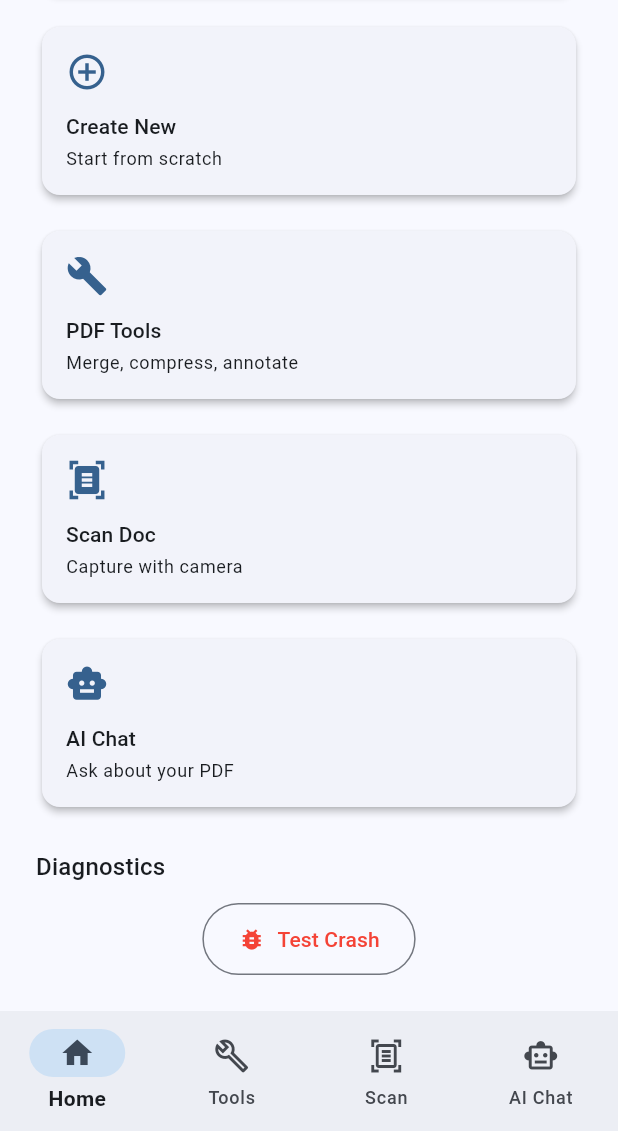
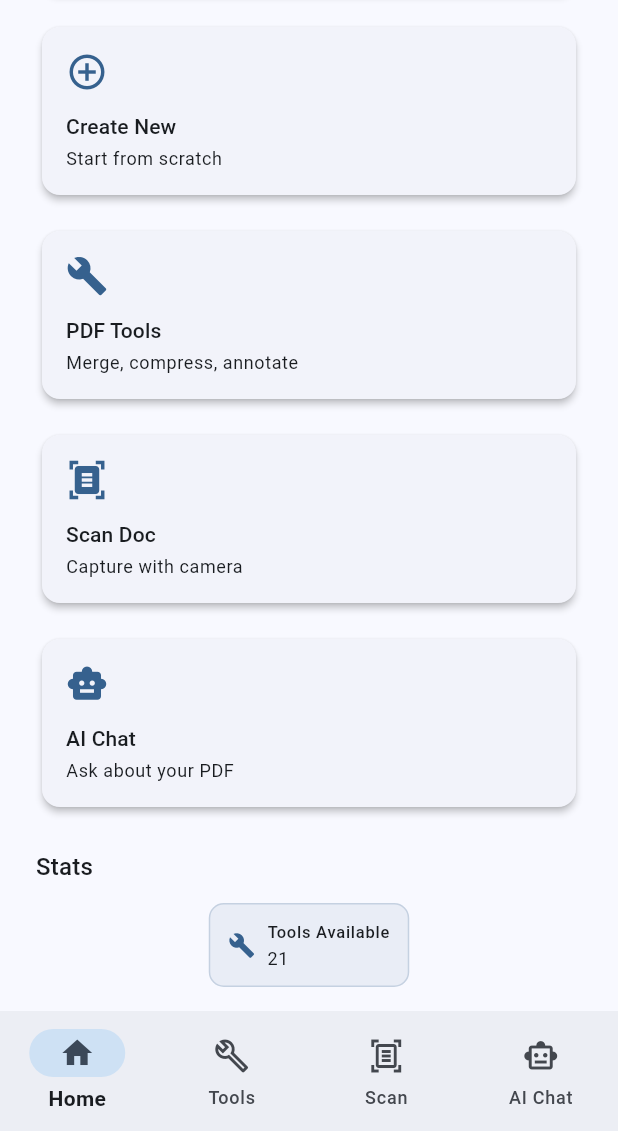
Before and after one commit to getkawai/pdf_editor, a Flutter app: the screen it shows after launch, scrolled down 376 dp, on a phone screen of 412 x 824 dp, the part 105-1236 px from its top. Run offline on Flutter 3.47's test engine with Material 3 defaults, Android fonts, the phone set to English and light mode, and no system bars; our stand-ins replace file_picker, firebase_analytics, firebase_core, firebase_crashlytics, permission_handler; missing offline and left inert: cactus, google_mlkit_document_scanner, google_mlkit_text_recognition, syncfusion_flutter_pdf, syncfusion_flutter_pdfviewer; accounts and stored records are empty; generated files the repository leaves out were written again.

Commit message:
Enhance HomeScreen with Tool Stats and Recent PDF Access
- Added a new statistics section to display the number of available tools and the last opened PDF file.
- Implemented an animated entry effect for improved user experience.
- Introduced a button to continue editing the last opened PDF, enhancing navigation and usability.
- Updated layout to adapt to tablet and mobile screen sizes.

This update improves the functionality and user interface of the HomeScreen, making it more informative and interactive.

```diff
--- a/lib/screens/home_screen.dart
+++ b/lib/screens/home_screen.dart
@@ -3,6 +3,7 @@ import 'package:file_picker/file_picker.dart';
 import 'pdf_viewer_screen.dart';
 import 'pdf_editor_screen.dart';
 import '../services/analytics_service.dart';
+import '../tools/tools_manager.dart';
 
 class HomeScreen extends StatefulWidget {
   const HomeScreen({super.key, this.onNavigateToTab});
@@ -16,6 +17,19 @@ class HomeScreen extends StatefulWidget {
 class _HomeScreenState extends State<HomeScreen> {
   String? _recentFilePath;
   final AnalyticsService _analytics = AnalyticsService();
+  final int _toolsCount = ToolsManager().getAllTools().length;
+  bool _animateIn = false;
+
+  @override
+  void initState() {
+    super.initState();
+    WidgetsBinding.instance.addPostFrameCallback((_) {
+      if (!mounted) return;
+      setState(() {
+        _animateIn = true;
+      });
+    });
+  }
 
   Future<void> _pickAndOpenPDF() async {
     try {
@@ -67,9 +81,25 @@ class _HomeScreenState extends State<HomeScreen> {
     );
   }
 
+  Future<void> _openRecentPdf() async {
+    if (_recentFilePath == null) return;
+    _analytics.logOpenPdf(source: 'recent');
+    if (!mounted) return;
+    Navigator.push(
+      context,
+      MaterialPageRoute(
+        builder: (context) => PdfViewerScreen(filePath: _recentFilePath!),
+      ),
+    );
+  }
+
   @override
   Widget build(BuildContext context) {
     final canNavigateTabs = widget.onNavigateToTab != null;
+    final width = MediaQuery.of(context).size.width;
+    final isTablet = width >= 600;
+    final horizontalPadding = isTablet ? 32.0 : 24.0;
+    final heroIconSize = isTablet ? 120.0 : 96.0;
 
     return Scaffold(
       appBar: AppBar(
@@ -83,21 +113,34 @@ class _HomeScreenState extends State<HomeScreen> {
         ],
       ),
       body: SafeArea(
-        child: Center(
-          child: SingleChildScrollView(
-            padding: const EdgeInsets.symmetric(horizontal: 24, vertical: 24),
-            child: Column(
+          child: Center(
+            child: SingleChildScrollView(
+            padding: EdgeInsets.symmetric(
+              horizontal: horizontalPadding,
+              vertical: 24,
+            ),
+            child: AnimatedOpacity(
+              duration: const Duration(milliseconds: 350),
+              curve: Curves.easeOut,
+              opacity: _animateIn ? 1 : 0,
+              child: AnimatedSlide(
+                duration: const Duration(milliseconds: 350),
+                curve: Curves.easeOut,
+                offset: _animateIn ? Offset.zero : const Offset(0, 0.02),
+                child: Column(
               mainAxisSize: MainAxisSize.min,
               children: [
                 Icon(
                   Icons.picture_as_pdf,
-                  size: 96,
+                  size: heroIconSize,
                   color: Theme.of(context).colorScheme.primary,
                 ),
                 const SizedBox(height: 20),
                 Text(
                   'PDF Editor',
-                  style: Theme.of(context).textTheme.headlineMedium,
+                  style: isTablet
+                      ? Theme.of(context).textTheme.headlineLarge
+                      : Theme.of(context).textTheme.headlineMedium,
                 ),
                 const SizedBox(height: 8),
                 Text(
@@ -183,6 +226,34 @@ class _HomeScreenState extends State<HomeScreen> {
                 Align(
                   alignment: Alignment.centerLeft,
                   child: Text(
+                    'Stats',
+                    style: Theme.of(context).textTheme.titleMedium,
+                  ),
+                ),
+                const SizedBox(height: 12),
+                Wrap(
+                  spacing: 12,
+                  runSpacing: 12,
+                  children: [
+                    _buildStatChip(
+                      context,
+                      label: 'Tools Available',
+                      value: _toolsCount.toString(),
+                      icon: Icons.build,
+                    ),
+                    if (_recentFilePath != null)
+                      _buildStatChip(
+                        context,
+                        label: 'Last Opened',
+                        value: _recentFilePath!.split('/').last,
+                        icon: Icons.history,
+                      ),
+                  ],
+                ),
+                const SizedBox(height: 24),
+                Align(
+                  alignment: Alignment.centerLeft,
+                  child: Text(
                     'Diagnostics',
                     style: Theme.of(context).textTheme.titleMedium,
                   ),
@@ -222,8 +293,19 @@ class _HomeScreenState extends State<HomeScreen> {
                       overflow: TextOverflow.ellipsis,
                     ),
                   ),
+                  const SizedBox(height: 12),
+                  Align(
+                    alignment: Alignment.centerLeft,
+                    child: OutlinedButton.icon(
+                      onPressed: _openRecentPdf,
+                      icon: const Icon(Icons.play_arrow),
+                      label: const Text('Continue Editing'),
+                    ),
+                  ),
                 ],
               ],
+                ),
+              ),
             ),
           ),
         ),
@@ -273,6 +355,48 @@ class _HomeScreenState extends State<HomeScreen> {
     );
   }
 
+  Widget _buildStatChip(
+    BuildContext context, {
+    required String label,
+    required String value,
+    required IconData icon,
+  }) {
+    final color = Theme.of(context).colorScheme.primary;
+    return Container(
+      padding: const EdgeInsets.symmetric(horizontal: 12, vertical: 10),
+      decoration: BoxDecoration(
+        color: color.withOpacity(0.08),
+        borderRadius: BorderRadius.circular(10),
+        border: Border.all(color: color.withOpacity(0.2)),
+      ),
+      child: Row(
+        mainAxisSize: MainAxisSize.min,
+        children: [
+          Icon(icon, size: 18, color: color),
+          const SizedBox(width: 8),
+          Column(
+            crossAxisAlignment: CrossAxisAlignment.start,
+            children: [
+              Text(
+                label,
+                style: Theme.of(context).textTheme.labelSmall,
+              ),
+              const SizedBox(height: 2),
+              ConstrainedBox(
+                constraints: const BoxConstraints(maxWidth: 200),
+                child: Text(
+                  value,
+                  style: Theme.of(context).textTheme.bodySmall,
+                  overflow: TextOverflow.ellipsis,
+                ),
+              ),
+            ],
+          ),
+        ],
+      ),
+    );
+  }
+
   void _showAboutDialog() {
     showDialog(
       context: context,
```
Also changed, not shown: 1 other file.
